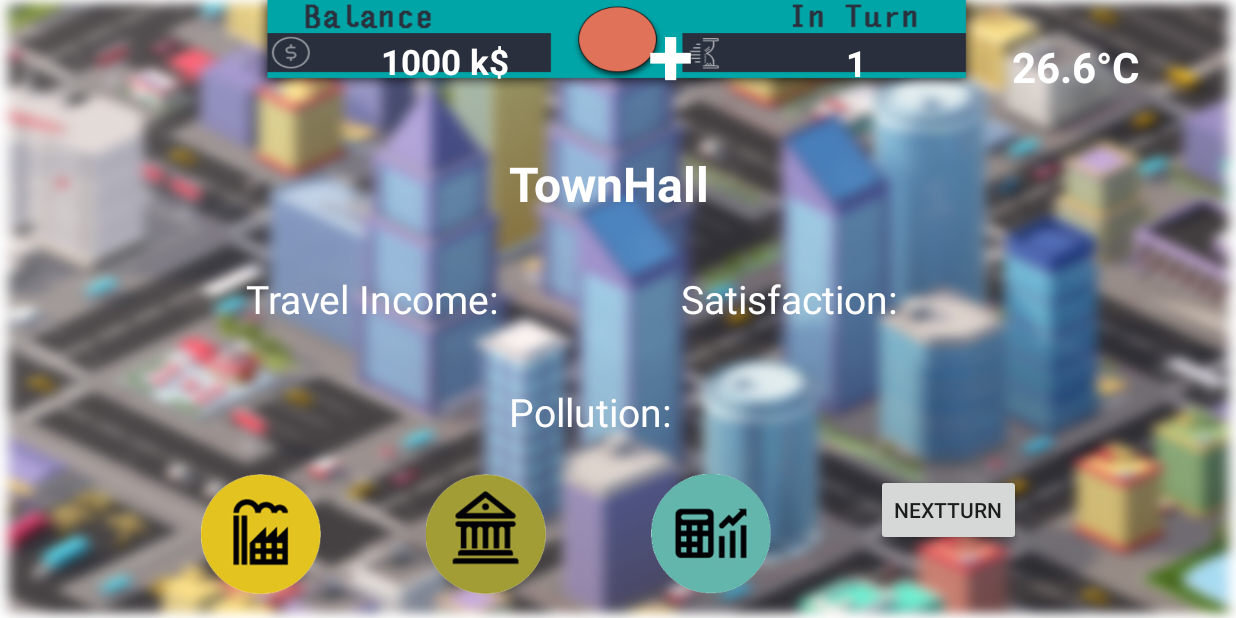
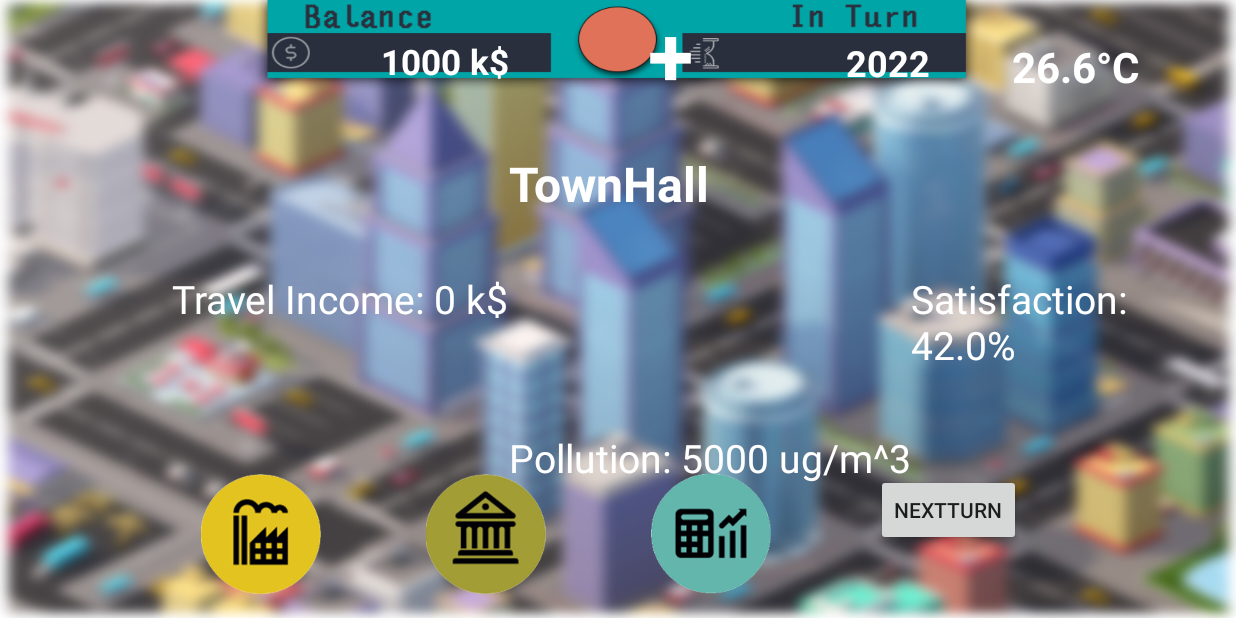
Before and after one commit to momozh/climateSim, an Android app: the MainActivity screen opened directly, with no data from a screen before it, on a phone screen of 824 x 412 dp (held sideways). Run offline under Robolectric (Android 15) with nearby library versions, the phone set to English and light mode, and no system bars.

Commit message:
Update MainActivity.java

```diff
--- a/app/src/main/java/com/example/climateSim/MainActivity.java
+++ b/app/src/main/java/com/example/climateSim/MainActivity.java
@@ -2,8 +2,8 @@ package com.example.climateSim;
 
 import android.content.Intent;
 import android.content.pm.ActivityInfo;
+import android.os.Bundle;
 import android.support.v7.app.AppCompatActivity;
-import android.os.Bundle;
 import android.view.View;
 import android.widget.TextView;
 
@@ -12,7 +12,7 @@ public class MainActivity extends AppCompatActivity {
     public int totalPollution = 5000;     // 现在污染程度 工厂污染和CHC空间售卖 (total pollution)
     public int totalMoney = 1000;         //现在总金额 (total money)
     public float temperature = 26.6f;      // 当前温度
-    public float satisfaction = 50;
+
 
     public int inTurn = 1;
     public boolean turnEnd = false;
@@ -24,12 +24,18 @@ public class MainActivity extends AppCompatActivity {
 
     TextView tv_money;
     TextView tv_temperature;
+    TextView tv_inTurn;
+
+    // new changing from th
+
+    TextView tv_pollution;
     TextView tv_satisfaction;
+    TextView tv_travelIncome;
 
     // Text display
     String ttMoney;
     String temp;
-    String satis;
+    String turn;
 
     @Override
     protected void onCreate(Bundle savedInstanceState) {
@@ -60,6 +66,16 @@ public class MainActivity extends AppCompatActivity {
         // government
         government.Init();
         government.inputValue(totalMoney,totalPollution);
+
+        // new changing
+        government.calculateHappiness();
+        tv_pollution = (TextView)findViewById(R.id.i_g_pollution);
+        tv_satisfaction = (TextView)findViewById(R.id.i_satisfaction);
+        tv_travelIncome = (TextView)findViewById(R.id.i_TravelInome);
+
+        tv_pollution.setText("Pollution: " + government.totalPollution + " ug/m^3");
+        tv_satisfaction.setText("Satisfaction: " + government.getHappiness() + "%");
+        tv_travelIncome.setText("Travel Income: " + government.calculateTravelIncome(factory.totalInstitutionLevel()) + " k$");
 
         // Text display
         UpdateText();
@@ -141,21 +157,25 @@ public class MainActivity extends AppCompatActivity {
     {
         Intent i = new Intent(this,A_Factory.class);
 
+        i.putExtra("money",totalMoney);
+        i.putExtra("temp",temperature);
+        i.putExtra("turn",inTurn);
+
         startActivityForResult(i,1);
     }
 
-    public void onGovernment(View v)
+    /*public void onGovernment(View v)
     {
         Intent i = new Intent(this,A_Government.class);
         //i.putExtra("TotalPollution", totalPollution);
 
         startActivityForResult(i,2);
-    }
+    }*/
 
     public void onMarket(View v)
     {
-        Intent i = new Intent(this,A_Market.class);
-        //i.putExtra("TotalPollution", totalPollution);
+        Intent i = new Intent(this,A_Factory.class);
+        i.putExtra("toMarket", 33);
 
         startActivityForResult(i,3);
     }
@@ -166,10 +186,6 @@ public class MainActivity extends AppCompatActivity {
         if (resultCode == 1)
         {
             //factory.currentUnit = data.getIntExtra("current Unit",factory.currentUnit);
-            UpdateText();
-        }
-        if(resultCode == 2)
-        {
             UpdateText();
         }
         if(resultCode == 3)
@@ -187,27 +203,33 @@ public class MainActivity extends AppCompatActivity {
 
             UpdateText();
         }
+
+        if(resultCode == 5)
+        {
+            totalMoney += data.getIntExtra("earnMoney",0);
+            UpdateText();
+        }
     }
 
     public void UpdateText()
     {
         ttMoney = totalMoney + " k$";
         temp = temperature + "°C";
-        satis =  inTurn +" ";
+        turn = 2017 + 5 * inTurn +" ";
 
         tv_money = (TextView)findViewById(R.id.i_TotalMoney);
         tv_temperature = (TextView)findViewById(R.id.i_Temperatur);
-        tv_satisfaction = (TextView)findViewById(R.id.i_Satisfaction);
+        tv_inTurn = (TextView)findViewById(R.id.i_Satisfaction);
 
         tv_money.setText(ttMoney);
         tv_temperature.setText(temp);
-        tv_satisfaction.setText(satis);
+        tv_inTurn.setText(turn);
     }
 
     public void Quiz(View v)
     {
         Intent i = new Intent(this,QuestionActivity.class);
 
-        startActivityForResult(i,4);
+        startActivityForResult(i,5);
     }
 }
```
